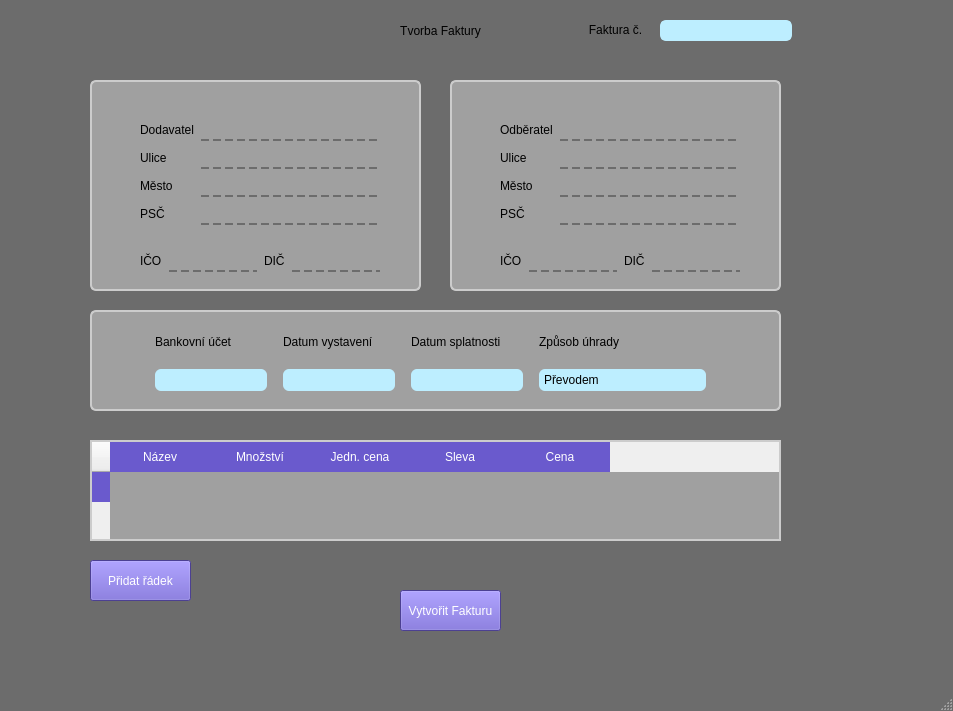
The window that fakt.ui (Jakub-coding99/Invoice-PDFmaker-with-Python) describes before a commit, drawn with Qt 5.
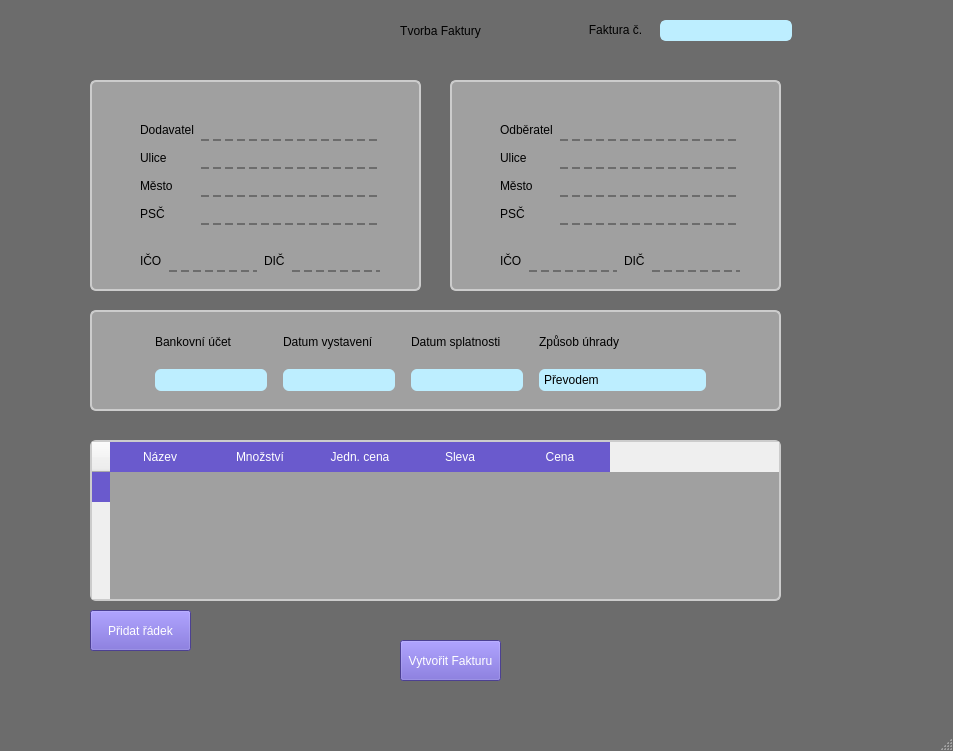
The same window after the commit.

Commit message: taking inputs from table

Patch:
```diff
--- a/fakt.ui
+++ b/fakt.ui
@@ -7,7 +7,7 @@
     <x>0</x>
     <y>0</y>
     <width>953</width>
-    <height>711</height>
+    <height>751</height>
    </rect>
   </property>
   <property name="minimumSize">
@@ -682,7 +682,7 @@
       <x>90</x>
       <y>440</y>
       <width>691</width>
-      <height>101</height>
+      <height>161</height>
      </rect>
     </property>
     <property name="styleSheet">
@@ -691,6 +691,7 @@
 QTableWidget {
 background-color: rgb(160, 160, 160);
 border: 2px solid #CCCCCC;
+border-radius: 6px
 
 }
 
@@ -720,6 +721,10 @@
 background:transparent
 
 }
+
+QTableCornerButton::section{
+background-color: SlateBlue;
+}
 </string>
     </property>
     <property name="showGrid">
@@ -786,7 +791,7 @@
     <property name="geometry">
      <rect>
       <x>90</x>
-      <y>560</y>
+      <y>610</y>
       <width>101</width>
       <height>41</height>
      </rect>
@@ -802,7 +807,7 @@
     <property name="geometry">
      <rect>
       <x>400</x>
-      <y>590</y>
+      <y>640</y>
       <width>101</width>
       <height>41</height>
      </rect>
```
Left out of the diff: 2 changed lines with no effect on the pictures. The commit also changes 3 other files.
